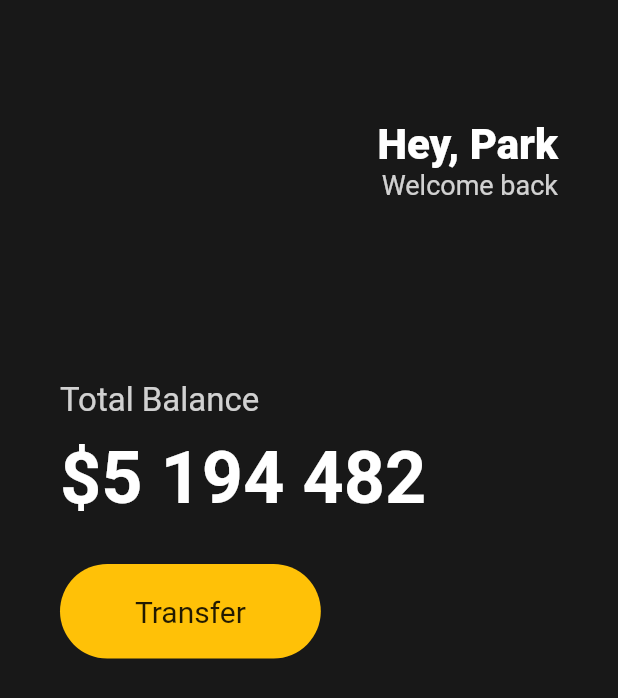
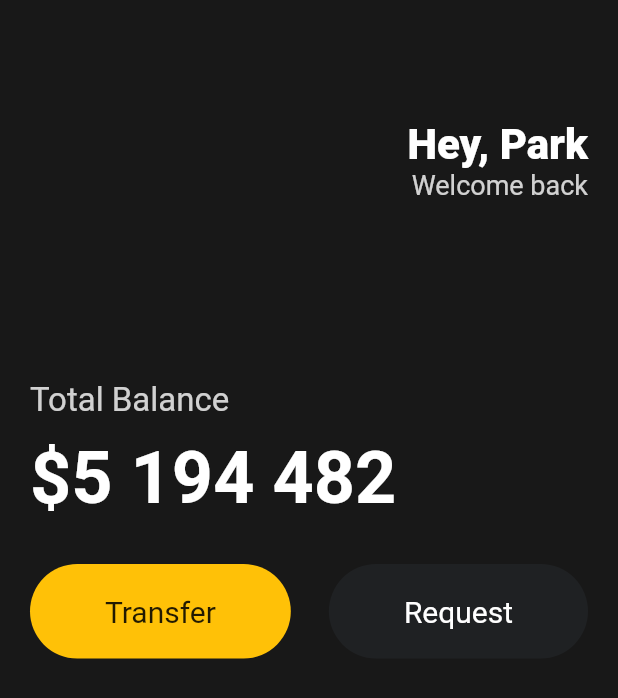
Before and after one commit to ParkJong-Hun/Toonflix, a Flutter app: the screen it shows after launch, on a phone screen of 412 x 824 dp. Shown: the top 698 px of the screen. Run offline on Flutter 3.47's test engine with Material 2 defaults, Android fonts, the phone set to English and light mode, and no system bars.

Commit message:
feat: implement request button

```diff
--- a/lib/main.dart
+++ b/lib/main.dart
@@ -11,7 +11,7 @@ class App extends StatelessWidget {
       home: Scaffold(
         backgroundColor: Color(0xFF181818),
         body: Padding(
-          padding: EdgeInsets.symmetric(horizontal: 40),
+          padding: EdgeInsets.symmetric(horizontal: 20),
           child: Column(
             crossAxisAlignment: CrossAxisAlignment.start,
             children: [
@@ -71,6 +71,7 @@ class App extends StatelessWidget {
                 height: 30,
               ),
               Row(
+                mainAxisAlignment: MainAxisAlignment.spaceBetween,
                 children: [
                   // Box(div)같은 녀석.
                   Container(
@@ -91,6 +92,25 @@ class App extends StatelessWidget {
                       ),
                     ),
                   ),
+                  Container(
+                    decoration: BoxDecoration(
+                      color: Color(0xFF1F2123),
+                      borderRadius: BorderRadius.circular(45),
+                    ),
+                    child: Padding(
+                      padding: EdgeInsets.symmetric(
+                        vertical: 20,
+                        horizontal: 50,
+                      ),
+                      child: Text(
+                        'Request',
+                        style: TextStyle(
+                          fontSize: 20,
+                          color: Colors.white,
+                        ),
+                      ),
+                    ),
+                  ),
                 ],
               )
             ],
```
